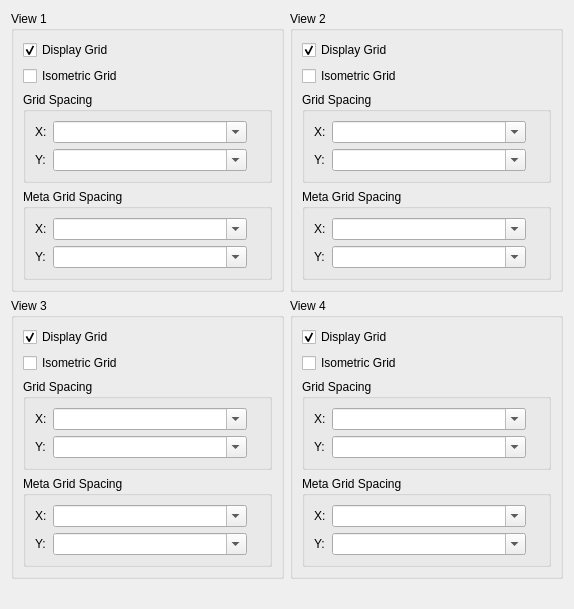
Old version of the form scripts/Edit/DrawingPreferences/GridSettings/PreferencesPage.ui in the repository qcad/qcad.
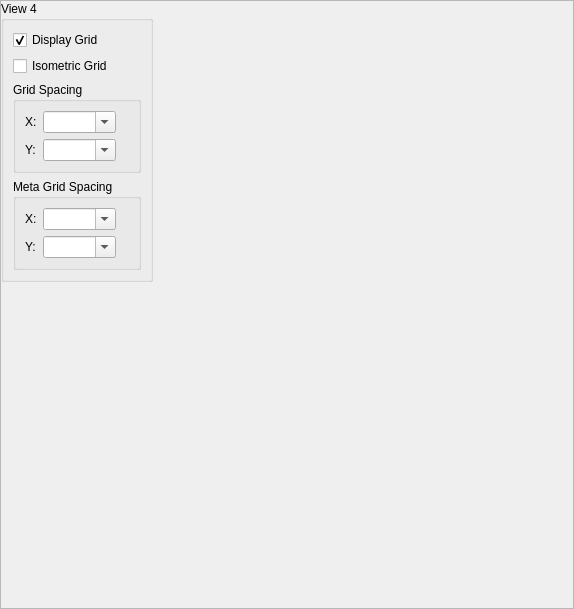
New version of the form.

Commit message: add plugin specific warning dialog base class

```diff
--- a/scripts/Edit/DrawingPreferences/GridSettings/PreferencesPage.ui
+++ b/scripts/Edit/DrawingPreferences/GridSettings/PreferencesPage.ui
@@ -1,7 +1,7 @@
 <?xml version="1.0" encoding="UTF-8"?>
 <ui version="4.0">
  <class>Grid</class>
- <widget class="QWidget" name="Grid">
+ <widget class="QScrollArea" name="Grid">
   <property name="geometry">
    <rect>
     <x>0</x>
```
The commit also changes 6 other files.
